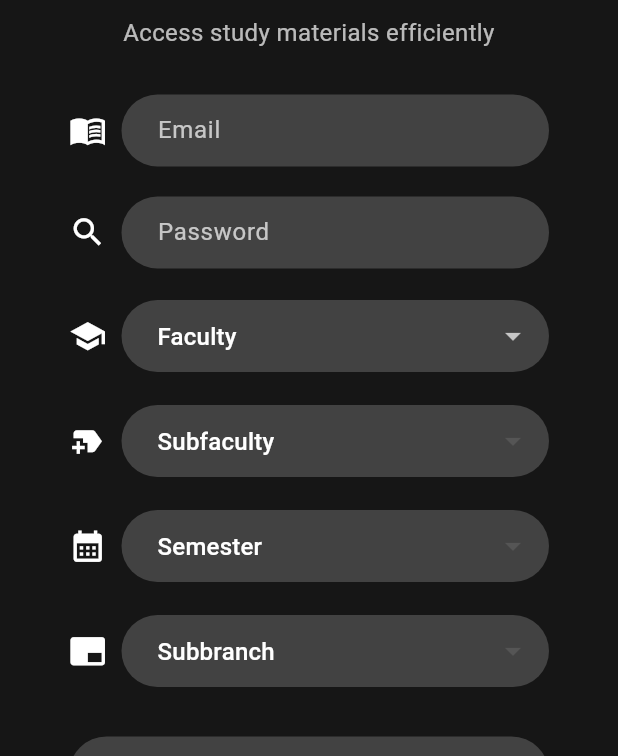
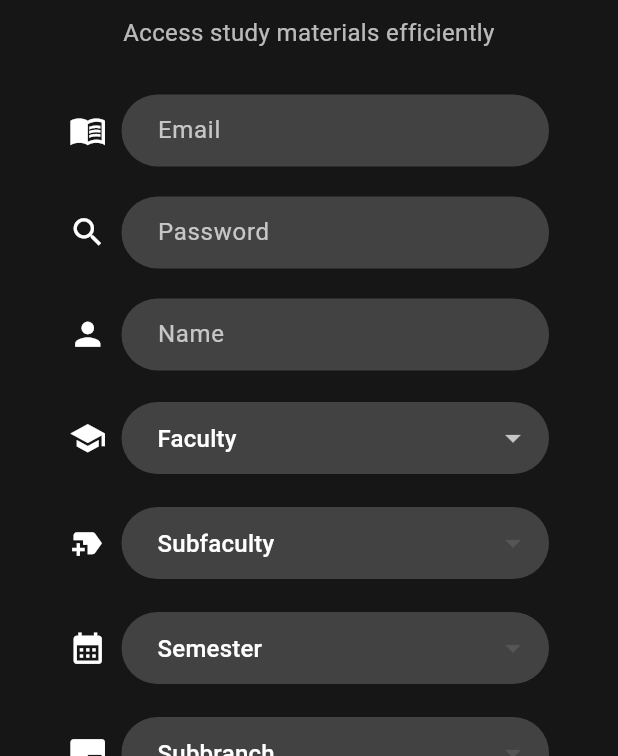
Before and after one commit to SajalSatsangi/Seekho_Buddy2, a Flutter app: the screen it shows after launch, after a tap on "Start learning", after a tap on "Get now", after a tap on "Join now", on a phone screen of 412 x 824 dp, the part 480-1236 px from its top. Run offline on Flutter 3.47's test engine with Material 3 defaults, Android fonts, the phone set to English and light mode, and no system bars; our stand-ins replace animated_splash_screen, cloud_firestore, firebase_auth, firebase_core, page_transition; accounts and stored records are empty.

Commit message:
Signup logic done

```diff
--- a/lib/SignPage.dart
+++ b/lib/SignPage.dart
@@ -1,8 +1,13 @@
 import 'package:flutter/material.dart';
-import 'package:flutter/widgets.dart';
+import 'package:firebase_core/firebase_core.dart';
+import 'package:firebase_auth/firebase_auth.dart';
+import 'package:cloud_firestore/cloud_firestore.dart';
 import 'package:seekhobuddy/LoginPage.dart';
+import 'package:seekhobuddy/home.dart';
 
-void main() {
+void main() async {
+  WidgetsFlutterBinding.ensureInitialized();
+  await Firebase.initializeApp();
   runApp(SignUpPage());
 }
 
@@ -29,6 +34,7 @@ class StudyHubLoginScreen extends StatefulWidget {
 class _StudyHubLoginScreenState extends State<StudyHubLoginScreen> {
   final TextEditingController _emailController = TextEditingController();
   final TextEditingController _passwordController = TextEditingController();
+  final TextEditingController _nameController = TextEditingController();
 
   final _formKey = GlobalKey<FormState>();
 
@@ -78,7 +84,8 @@ class _StudyHubLoginScreenState extends State<StudyHubLoginScreen> {
       'Semester 4',
       'Semester 5',
       'Semester 6',
-      'Semester 7'
+      'Semester 7',
+      'Semester 8'
     ],
     'Fulltime-Mechanical': [
       'Semester 1',
@@ -97,6 +104,34 @@ class _StudyHubLoginScreenState extends State<StudyHubLoginScreen> {
     'Faculty of Engineering_Fulltime-Electrical_Semester 5': [
       'Subbranch 9',
       'Subbranch 10'
+    ],
+    'Faculty of Engineering_Fulltime-Electrical_Semester 6': [
+      'Computer Science',
+      'Subbranch 12'
+    ],
+    'Faculty of Engineering_Fulltime-Electrical_Semester 7': [
+      'Subbranch 13',
+      'Subbranch 14'
+    ],
+    'Faculty of Engineering_Fulltime-Electrical_Semester 8': [
+      'Subbranch 15',
+      'Subbranch 16'
+    ],
+    'Faculty of Engineering_Fulltime-Mechanical_Semester 5': [
+      'Subbranch 13',
+      'Subbranch 14'
+    ],
+    'Faculty of Engineering_Fulltime-Mechanical_Semester 6': [
+      'Computer Science',
+      'Subbranch 16'
+    ],
+    'Faculty of Engineering_Fulltime-Mechanical_Semester 7': [
+      'Subbranch 17',
+      'Subbranch 18'
+    ],
+    'Faculty of Engineering_Fulltime-Mechanical_Semester 8': [
+      'Subbranch 19',
+      'Subbranch 20'
     ],
     // Add other combinations of faculty, subfaculty, and semester here
   };
@@ -166,6 +201,18 @@ class _StudyHubLoginScreenState extends State<StudyHubLoginScreen> {
                         },
                       ),
                       SizedBox(height: 20),
+                      _buildTextField(
+                        controller: _nameController,
+                        hintText: 'Name',
+                        icon: Icons.person,
+                        validator: (value) {
+                          if (value == null || value.isEmpty) {
+                            return 'Please enter your name';
+                          }
+                          return null;
+                        },
+                      ),
+                      SizedBox(height: 20),
                       _buildDropdown(
                         value: _selectedFaculty,
                         items: _faculties,
@@ -225,13 +272,7 @@ class _StudyHubLoginScreenState extends State<StudyHubLoginScreen> {
                       Padding(
                         padding: const EdgeInsets.symmetric(horizontal: 30),
                         child: ElevatedButton(
-                          onPressed: () {
-                            if (_formKey.currentState!.validate()) {
-                              ScaffoldMessenger.of(context).showSnackBar(
-                                SnackBar(content: Text('Processing Data')),
-                              );
-                            }
-                          },
+                          onPressed: _signUp,
                           style: ElevatedButton.styleFrom(
                             foregroundColor: Colors.white,
                             backgroundColor:
@@ -318,6 +359,40 @@ class _StudyHubLoginScreenState extends State<StudyHubLoginScreen> {
         ),
       ),
     );
+  }
+
+  Future<void> _signUp() async {
+    if (_formKey.currentState!.validate()) {
+      try {
+        await FirebaseAuth.instance.createUserWithEmailAndPassword(
+          email: _emailController.text,
+          password: _passwordController.text,
+        );
+        await FirebaseFirestore.instance
+            .collection('users')
+            .doc(_nameController.text) // Set document ID to the user's name
+            .set({
+          'email': _emailController.text,
+          'name': _nameController.text,
+          'faculty': _selectedFaculty,
+          'subfaculty': _selectedSubfaculty,
+          'semester': _selectedSemester,
+          'subbranch': _selectedSubbranch,
+        });
+        ScaffoldMessenger.of(context).showSnackBar(
+          SnackBar(content: Text('Signup Successful')),
+        );
+        // Navigate to another screen or perform other actions
+        Navigator.pushReplacement(
+          context,
+          MaterialPageRoute(builder: (context) => Home()),
+        );
+      } on FirebaseAuthException catch (e) {
+        ScaffoldMessenger.of(context).showSnackBar(
+          SnackBar(content: Text('Failed to sign up: ${e.message}')),
+        );
+      }
+    }
   }
 
   Widget _buildTextField({
--- a/lib/main.dart
+++ b/lib/main.dart
@@ -2,9 +2,16 @@ import 'package:animated_splash_screen/animated_splash_screen.dart';
 import 'package:flutter/material.dart';
 import 'package:page_transition/page_transition.dart';
 import 'package:seekhobuddy/GetStarred/Landing.dart';
+import 'package:firebase_core/firebase_core.dart';
+import 'firebase_options.dart';
 
-void main() {
-  runApp(const MyApp());
+
+Future<void> main() async {
+  WidgetsFlutterBinding.ensureInitialized();
+  await Firebase.initializeApp(
+    options: DefaultFirebaseOptions.currentPlatform,
+  );
+  runApp(MyApp(key: UniqueKey()));
 }
 
 class MyApp extends StatelessWidget {
```
